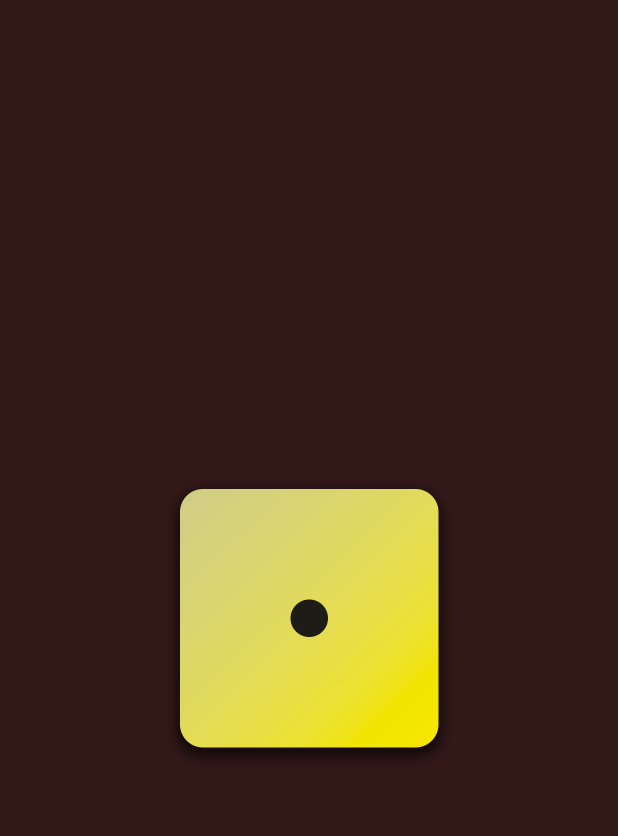
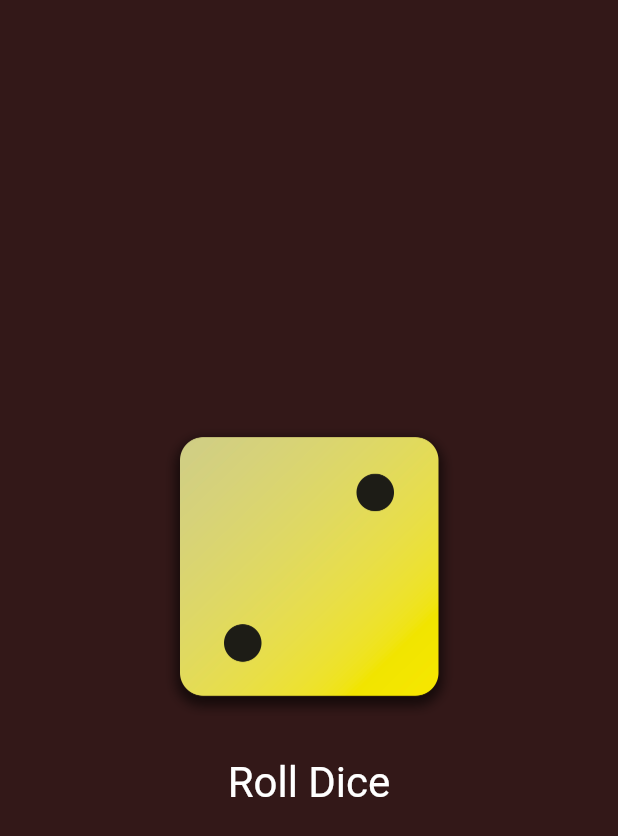
Before and after one commit to irfanullahatozi/dice_application_flutter, a Flutter app: the screen it shows after launch, on a phone screen of 412 x 824 dp. Shown: the top 836 px of the screen. Run offline on Flutter 3.47's test engine with Material 2 defaults, Android fonts, the phone set to English and light mode, and no system bars.

Commit message:
Complete dice application

```diff
--- /dev/null
+++ b/lib/dice_roller.dart
@@ -0,0 +1,45 @@
+import 'dart:math';
+
+import 'package:flutter/material.dart';
+
+final randomizer = Random();
+
+class DiceRoller extends StatefulWidget {
+  const DiceRoller({super.key});
+  @override
+  State<DiceRoller> createState() {
+    return _DiceRoller();
+  }
+}
+
+class _DiceRoller extends State<DiceRoller> {
+  var currentDiceRoll = 2;
+
+  void rollDice() {
+    setState(() {
+      currentDiceRoll = randomizer.nextInt(6) + 1;
+    });
+  }
+
+  @override
+  Widget build(ctx) {
+    return Column(
+      mainAxisSize: MainAxisSize.min,
+      children: [
+        Image.asset(
+          'assets/images/dice_$currentDiceRoll.png',
+          width: 200,
+        ),
+        const SizedBox(
+          height: 20,
+        ),
+        TextButton(
+            onPressed: rollDice,
+            style: TextButton.styleFrom(
+                foregroundColor: Colors.white,
+                textStyle: const TextStyle(fontSize: 28)),
+            child: const Text('Roll Dice'))
+      ],
+    );
+  }
+}
--- a/lib/gradient_container.dart
+++ b/lib/gradient_container.dart
@@ -1,3 +1,4 @@
+import 'package:first_app/dice_roller.dart';
 import 'package:flutter/material.dart';
 
 const startAlignment = Alignment.topLeft;
@@ -8,18 +9,18 @@ class GradientContainer extends StatelessWidget {
 
   final List<Color> colors;
 
+  void rollDice() {}
+
   @override
   Widget build(ctx) {
     return Container(
-        decoration: BoxDecoration(
-          gradient: LinearGradient(
-              colors: colors, begin: startAlignment, end: endAlignment),
-        ),
-        child: Center(
-          child: Image.asset(
-            'assets/images/dice_1.png',
-            width: 200,
-          ),
-        ));
+      decoration: BoxDecoration(
+        gradient: LinearGradient(
+            colors: colors, begin: startAlignment, end: endAlignment),
+      ),
+      child: const Center(
+        child: DiceRoller(),
+      ),
+    );
   }
 }
```
Also changed, not shown: pubspec.yaml (+5 -5 lines), assets/images/dice_2.png (renamed from assets/images/dice-2.png), assets/images/dice_3.png (renamed from assets/images/dice-3.png), assets/images/dice_4.png (renamed from assets/images/dice-4.png), assets/images/dice_5.png (renamed from assets/images/dice-5.png), assets/images/dice_6.png (renamed from assets/images/dice-6.png), 1 other file.
